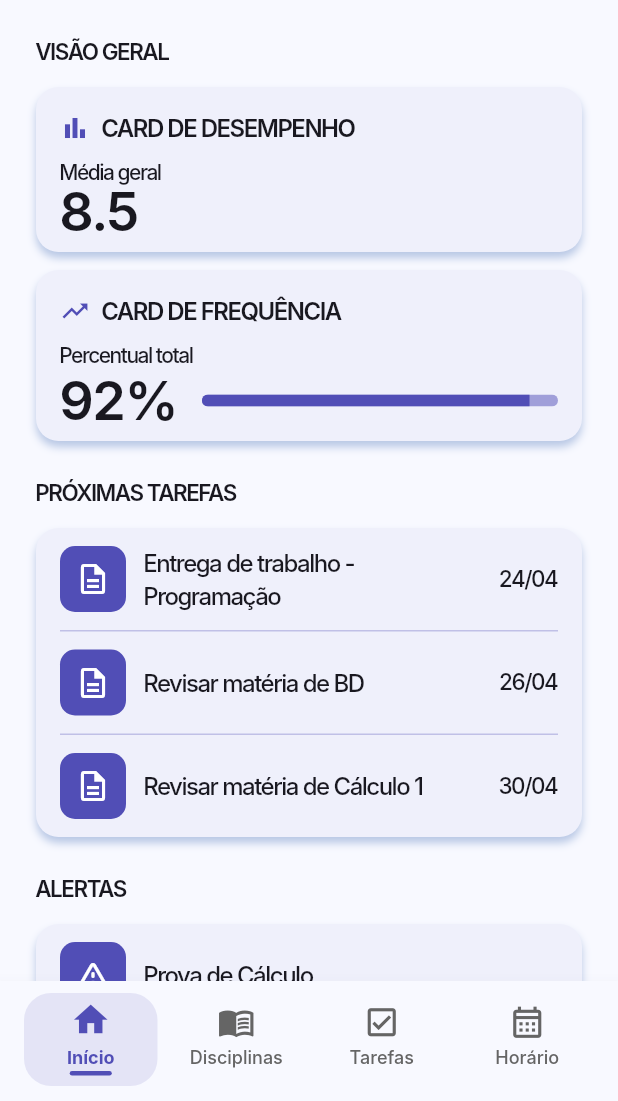
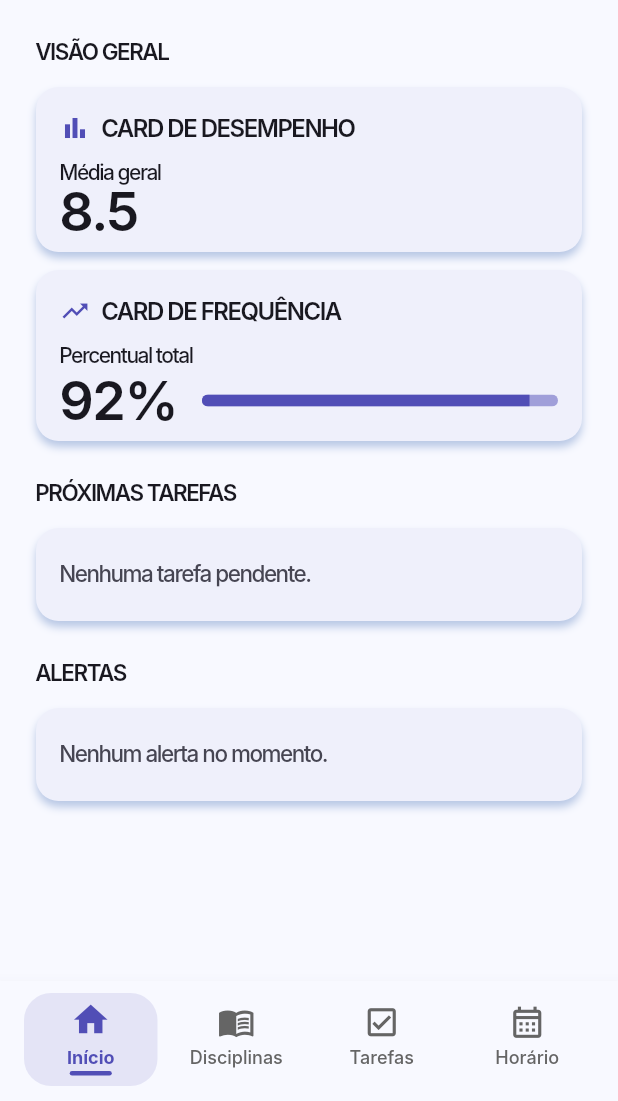
Before and after one commit to vitormarques7/flutter_academic_manager_app, a Flutter app: the screen it shows once a user with an empty profile is signed in, on a phone screen of 412 x 824 dp, the part 135-1236 px from its top. Run offline on Flutter 3.47's test engine with Material 3 defaults, Android fonts, the phone set to English and light mode, and no system bars; our stand-ins replace cloud_firestore, firebase_auth, firebase_core, google_sign_in, table_calendar; accounts and stored records are empty; Roboto replaces fonts that are missing (Inter).

Commit message:
feat: ajustes no recebimento de informacoes de tarefas do firestore para a tela home

```diff
--- a/lib/view/pages/home_page.dart
+++ b/lib/view/pages/home_page.dart
@@ -1,10 +1,14 @@
 import 'package:academic_manager_app/services/auth/auth_service.dart';
 import 'package:flutter/material.dart';
 import '../../config/theme/app_colors.dart';
+import '../../models/academic_task.dart';
+import '../../repositories/task_repository.dart';
 import '../widgets/common/page_header.dart';
 
 class HomePage extends StatelessWidget {
   const HomePage({super.key});
+
+  static final TaskRepository _taskRepository = TaskRepository();
 
   @override
   Widget build(BuildContext context) {
@@ -45,34 +49,31 @@ class HomePage extends StatelessWidget {
 
               const SizedBox(height: 24),
 
-              const _SectionTitle(title: 'PRÓXIMAS TAREFAS'),
-              const SizedBox(height: 12),
+              StreamBuilder<List<AcademicTask>>(
+                stream: _taskRepository.watchTasks(),
+                builder: (context, snapshot) {
+                  if (snapshot.connectionState == ConnectionState.waiting &&
+                      !snapshot.hasData) {
+                    return const _HomeTasksLoading();
+                  }
 
-              const _HomeCardBase(
-                child: Column(
-                  children: [
-                    _TaskRow(
-                      title: 'Entrega de trabalho - Programação',
-                      date: '24/04',
-                    ),
-                    _Divider(),
-                    _TaskRow(title: 'Revisar matéria de BD', date: '26/04'),
-                    _Divider(),
-                    _TaskRow(
-                      title: 'Revisar matéria de Cálculo 1',
-                      date: '30/04',
-                    ),
-                  ],
-                ),
-              ),
+                  final tasks = snapshot.data ?? [];
+                  final upcomingTasks = _upcomingTasks(tasks);
+                  final alertTasks = _alertTasks(tasks);
 
-              const SizedBox(height: 24),
-
-              const _SectionTitle(title: 'ALERTAS'),
-              const SizedBox(height: 12),
-
-              const _HomeCardBase(
-                child: Column(children: [_AlertRow(title: 'Prova de Cálculo')]),
+                  return Column(
+                    crossAxisAlignment: CrossAxisAlignment.start,
+                    children: [
+                      const _SectionTitle(title: 'PRÓXIMAS TAREFAS'),
+                      const SizedBox(height: 12),
+                      _UpcomingTasksCard(tasks: upcomingTasks),
+                      const SizedBox(height: 24),
+                      const _SectionTitle(title: 'ALERTAS'),
+                      const SizedBox(height: 12),
+                      _AlertsCard(tasks: alertTasks),
+                    ],
+                  );
+                },
               ),
             ],
           ),
@@ -89,7 +90,154 @@ class HomePage extends StatelessWidget {
   }
 }
 
+List<AcademicTask> _upcomingTasks(List<AcademicTask> tasks) {
+  final pending = tasks.where((task) => !task.isChecked).toList();
+
+  pending.sort((a, b) {
+    final aDate = _parseDeadline(a.deadline);
+    final bDate = _parseDeadline(b.deadline);
+
+    if (aDate == null && bDate == null) return 0;
+    if (aDate == null) return 1;
+    if (bDate == null) return -1;
+
+    return aDate.compareTo(bDate);
+  });
+
+  return pending.take(3).toList();
+}
+
+List<AcademicTask> _alertTasks(List<AcademicTask> tasks) {
+  return tasks
+      .where(
+        (task) => !task.isChecked && task.visualPriority == 'Prova',
+      )
+      .take(3)
+      .toList();
+}
+
+DateTime? _parseDeadline(String deadline) {
+  final parts = deadline.split('/');
+  if (parts.length != 3) return null;
+
+  final day = int.tryParse(parts[0]);
+  final month = int.tryParse(parts[1]);
+  final year = int.tryParse(parts[2]);
+
+  if (day == null || month == null || year == null) return null;
+
+  return DateTime(year, month, day);
+}
+
+String _shortDeadlineLabel(String deadline) {
+  final parts = deadline.split('/');
+  if (parts.length == 3) {
+    return '${parts[0]}/${parts[1]}';
+  }
+
+  return deadline.isEmpty ? '—' : deadline;
+}
+
 // ——— Componentes privados da HomePage ———
+
+class _HomeTasksLoading extends StatelessWidget {
+  const _HomeTasksLoading();
+
+  @override
+  Widget build(BuildContext context) {
+    return const Column(
+      crossAxisAlignment: CrossAxisAlignment.start,
+      children: [
+        _SectionTitle(title: 'PRÓXIMAS TAREFAS'),
+        SizedBox(height: 12),
+        Padding(
+          padding: EdgeInsets.symmetric(vertical: 24),
+          child: Center(
+            child: CircularProgressIndicator(color: AppColors.primary),
+          ),
+        ),
+      ],
+    );
+  }
+}
+
+class _UpcomingTasksCard extends StatelessWidget {
+  final List<AcademicTask> tasks;
+
+  const _UpcomingTasksCard({required this.tasks});
+
+  @override
+  Widget build(BuildContext context) {
+    if (tasks.isEmpty) {
+      return const _HomeCardBase(
+        child: _HomeEmptyMessage(message: 'Nenhuma tarefa pendente.'),
+      );
+    }
+
+    return _HomeCardBase(
+      child: Column(
+        children: [
+          for (var i = 0; i < tasks.length; i++) ...[
+            if (i > 0) const _Divider(),
+            _TaskRow(
+              title: tasks[i].title,
+              date: _shortDeadlineLabel(tasks[i].deadline),
+            ),
+          ],
+        ],
+      ),
+    );
+  }
+}
+
+class _AlertsCard extends StatelessWidget {
+  final List<AcademicTask> tasks;
+
+  const _AlertsCard({required this.tasks});
+
+  @override
+  Widget build(BuildContext context) {
+    if (tasks.isEmpty) {
+      return const _HomeCardBase(
+        child: _HomeEmptyMessage(message: 'Nenhum alerta no momento.'),
+      );
+    }
+
+    return _HomeCardBase(
+      child: Column(
+        children: [
+          for (var i = 0; i < tasks.length; i++) ...[
+            if (i > 0) const _Divider(),
+            _AlertRow(title: 'Prova de ${tasks[i].subject}'),
+          ],
+        ],
+      ),
+    );
+  }
+}
+
+class _HomeEmptyMessage extends StatelessWidget {
+  final String message;
+
+  const _HomeEmptyMessage({required this.message});
+
+  @override
+  Widget build(BuildContext context) {
+    return Padding(
+      padding: const EdgeInsets.symmetric(horizontal: 16, vertical: 20),
+      child: Text(
+        message,
+        style: const TextStyle(
+          color: Color(0xFF464552),
+          fontSize: 15,
+          fontFamily: 'Inter',
+          fontWeight: FontWeight.w500,
+          height: 1.47,
+        ),
+      ),
+    );
+  }
+}
 
 class _SectionTitle extends StatelessWidget {
   final String title;
```
